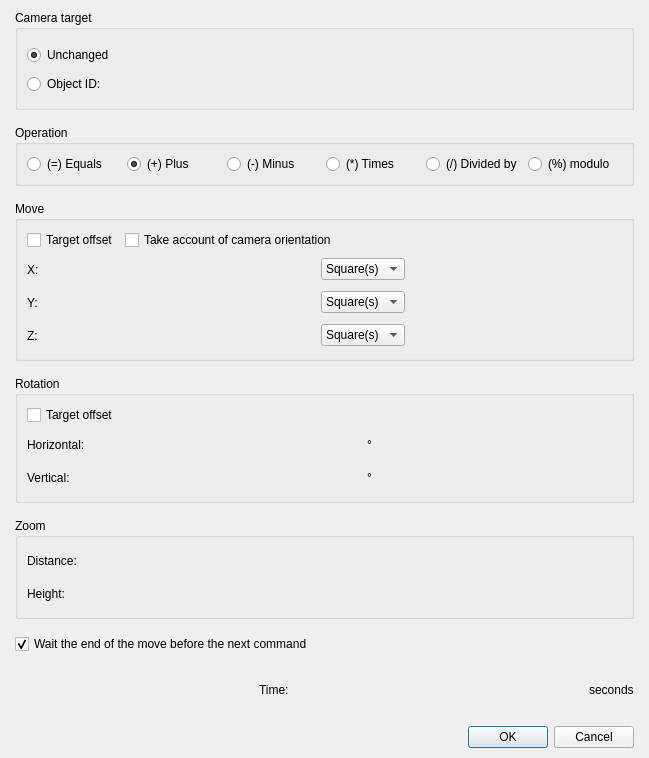
Qt form Engine/Dialogs/Commands/dialogcommandmovecamera.ui (RPG-Paper-Maker/RPG-Paper-Maker) before a commit.
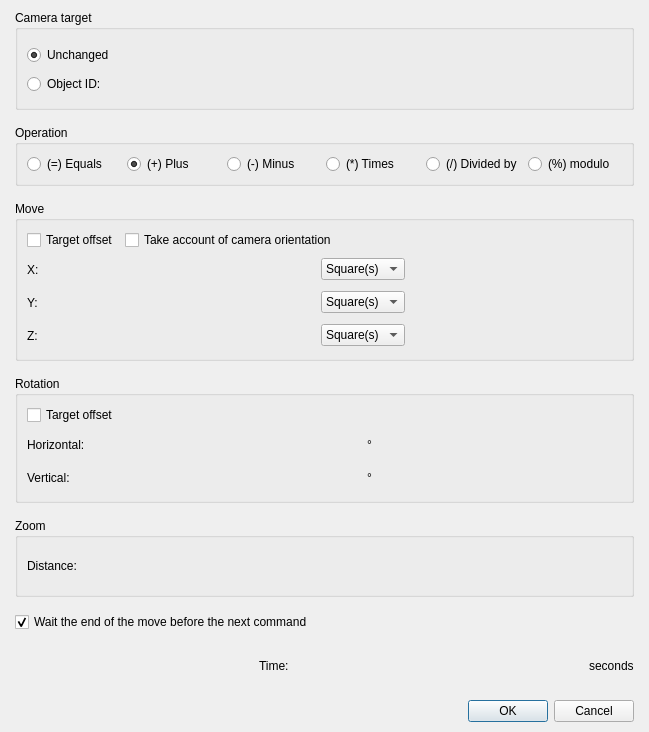
The same form after that commit. Custom widgets are drawn as their Qt base class.

Commit message: [E][G] Deleting height variable for camera

The edit to the form file:
```diff
--- a/Engine/Dialogs/Commands/dialogcommandmovecamera.ui
+++ b/Engine/Dialogs/Commands/dialogcommandmovecamera.ui
@@ -7,7 +7,7 @@
     <x>0</x>
     <y>0</y>
     <width>649</width>
-    <height>758</height>
+    <height>732</height>
    </rect>
   </property>
   <property name="windowTitle">
@@ -485,11 +485,9 @@
          <property name="title">
           <string>Zoom</string>
          </property>
-         <layout class="QGridLayout" name="gridLayout_8">
-          <item row="0" column="0">
            <layout class="QGridLayout" name="gridLayout_5">
             <item row="0" column="0">
-             <layout class="QHBoxLayout" name="horizontalLayout_10" stretch="0,1">
+           <layout class="QHBoxLayout" name="horizontalLayout_8" stretch="0,0,1">
               <item>
                <widget class="QLabel" name="label_8">
                 <property name="text">
@@ -513,9 +511,7 @@
                 </property>
                </widget>
               </item>
-             </layout>
-            </item>
-            <item row="0" column="1" rowspan="2">
+            <item>
              <spacer name="horizontalSpacer_7">
               <property name="orientation">
                <enum>Qt::Horizontal</enum>
@@ -528,33 +524,6 @@
               </property>
              </spacer>
             </item>
-            <item row="1" column="0">
-             <layout class="QHBoxLayout" name="horizontalLayout_11" stretch="0,1">
-              <item>
-               <widget class="QLabel" name="label_9">
-                <property name="text">
-                 <string>Height:</string>
-                </property>
-               </widget>
-              </item>
-              <item>
-               <widget class="PanelPrimitiveValue" name="widgetNumberHeight" native="true">
-                <property name="minimumSize">
-                 <size>
-                  <width>270</width>
-                  <height>27</height>
-                 </size>
-                </property>
-                <property name="maximumSize">
-                 <size>
-                  <width>270</width>
-                  <height>27</height>
-                 </size>
-                </property>
-               </widget>
-              </item>
-             </layout>
-            </item>
            </layout>
           </item>
          </layout>
```
Lines whose indentation alone changed are shown as unchanged. The commit also changes 7 other files.
